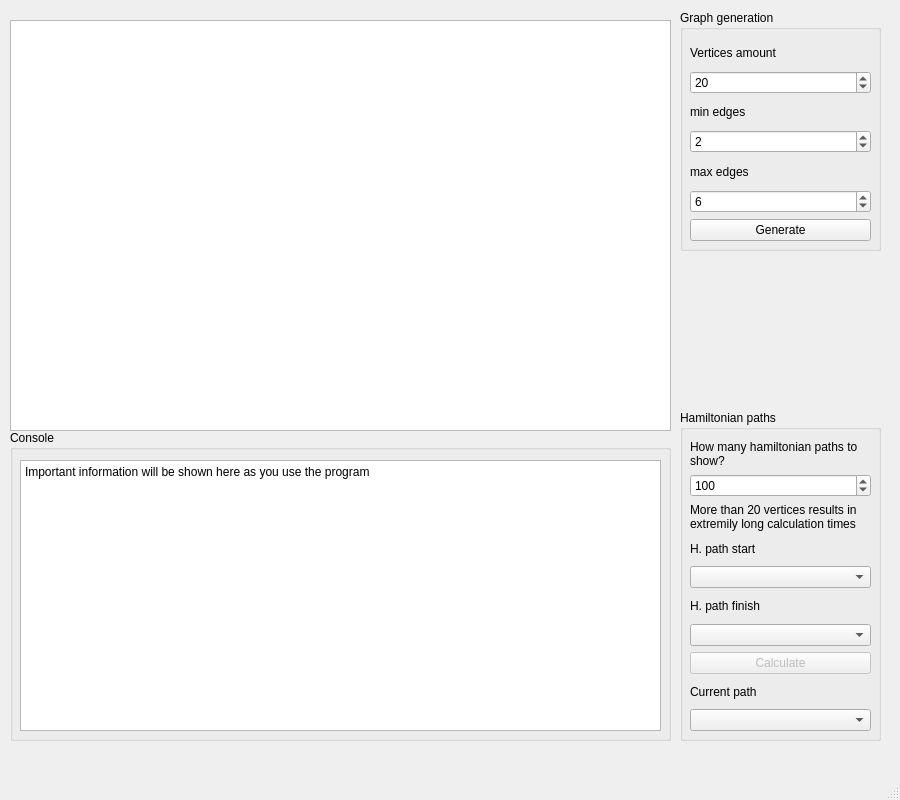
MetallicSky/HamiltonianPathGraph, file ui/mainwindow.ui: the form before one commit.
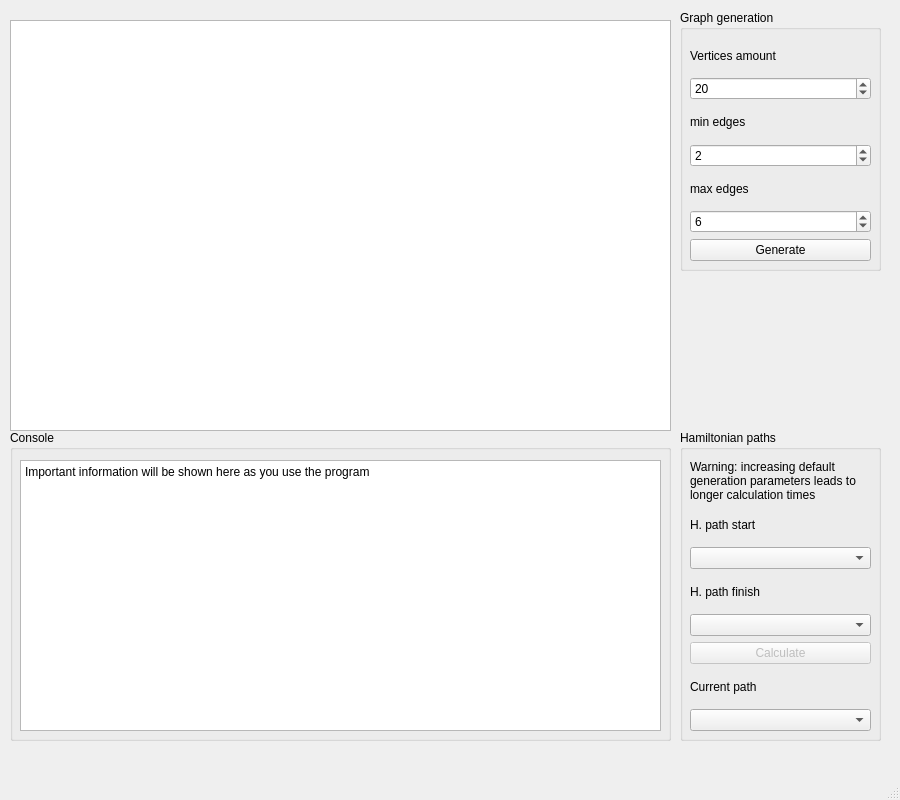
The form after the commit.

Commit message: Code refactor; removed unnecessary 'paths shown' spinbox - now all found paths are available straight away

What changed in the file:
```diff
--- a/ui/mainwindow.ui
+++ b/ui/mainwindow.ui
@@ -57,7 +57,7 @@
       <x>680</x>
       <y>10</y>
       <width>201</width>
-      <height>241</height>
+      <height>261</height>
      </rect>
     </property>
     <property name="title">
@@ -69,7 +69,7 @@
        <x>10</x>
        <y>30</y>
        <width>181</width>
-       <height>201</height>
+       <height>221</height>
       </rect>
      </property>
      <layout class="QVBoxLayout" name="verticalLayout_vNum">
@@ -156,9 +156,9 @@
     <property name="geometry">
      <rect>
       <x>680</x>
-      <y>410</y>
+      <y>430</y>
       <width>201</width>
-      <height>331</height>
+      <height>311</height>
      </rect>
     </property>
     <property name="title">
@@ -170,37 +170,14 @@
        <x>10</x>
        <y>30</y>
        <width>181</width>
-       <height>291</height>
+       <height>271</height>
       </rect>
      </property>
      <layout class="QVBoxLayout" name="verticalLayout_p">
-      <item>
-       <widget class="QLabel" name="label_pAmount">
-        <property name="text">
-         <string>How many hamiltonian paths to show?</string>
-        </property>
-        <property name="wordWrap">
-         <bool>true</bool>
-        </property>
-       </widget>
-      </item>
-      <item>
-       <widget class="QSpinBox" name="spinBox_pAmount">
-        <property name="minimum">
-         <number>1</number>
-        </property>
-        <property name="maximum">
-         <number>1000</number>
-        </property>
-        <property name="value">
-         <number>100</number>
-        </property>
-       </widget>
-      </item>
       <item>
        <widget class="QLabel" name="label_pWarning">
         <property name="text">
-         <string>More than 20 vertices results in extremily long calculation times</string>
+         <string>Warning: increasing default generation parameters leads to longer calculation times</string>
         </property>
         <property name="wordWrap">
          <bool>true</bool>
```
The commit also changes 10 other files.
